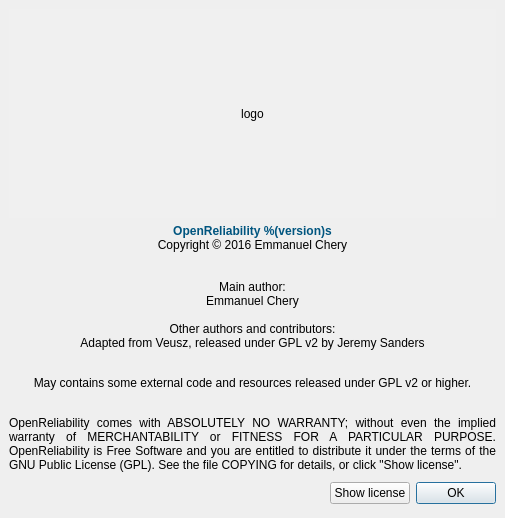
Qt form ui/about.ui (OpenReliability/OpenReliability) before a commit.
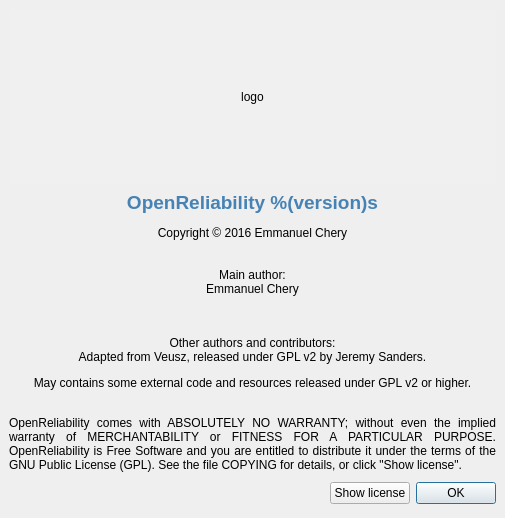
The same form after that commit.

Commit message: Uniformize blue in about box, splash logo and console welcome

Diff of the .ui file:
```diff
--- a/ui/about.ui
+++ b/ui/about.ui
@@ -76,7 +76,7 @@
    <item>
     <widget class="QLabel" name="copyrightlabel">
      <property name="text">
-      <string>&lt;html&gt;&lt;head/&gt;&lt;body&gt;&lt;p&gt;&lt;span style=&quot; font-weight:600; color:#00557f;&quot;&gt;OpenReliability %(version)s&lt;/span&gt;&lt;br/&gt;Copyright © 2016 Emmanuel Chery&lt;br/&gt;&lt;br/&gt;&lt;br/&gt;Main author:&lt;br/&gt;Emmanuel Chery&lt;br/&gt;&lt;br/&gt;Other authors and contributors:&lt;br/&gt;Adapted from Veusz, released under GPL v2 by Jeremy Sanders&lt;/p&gt;&lt;p&gt;&lt;br/&gt;May contains some external code and resources released under GPL v2 or higher.&lt;/p&gt;&lt;p align=&quot;justify&quot;&gt;&lt;br/&gt;OpenReliability comes with ABSOLUTELY NO WARRANTY; without even the implied warranty of MERCHANTABILITY or FITNESS FOR A PARTICULAR PURPOSE. OpenReliability is Free Software and you are entitled to distribute it under the terms of the GNU Public License (GPL). See the file COPYING for details, or click &amp;quot;Show license&amp;quot;. &lt;/p&gt;&lt;/body&gt;&lt;/html&gt;</string>
+      <string>&lt;html&gt;&lt;head/&gt;&lt;body&gt;&lt;p&gt;&lt;span style=&quot; font-size:14pt; font-weight:600; color:#4682b4;&quot;&gt;OpenReliability %(version)s&lt;/span&gt;&lt;/p&gt;&lt;p&gt;Copyright © 2016 Emmanuel Chery&lt;br/&gt;&lt;br/&gt;&lt;br/&gt;Main author:&lt;br/&gt;Emmanuel Chery&lt;/p&gt;&lt;p&gt;&lt;br/&gt;&lt;br/&gt;Other authors and contributors:&lt;br/&gt;Adapted from Veusz, released under GPL v2 by Jeremy Sanders.&lt;/p&gt;&lt;p&gt;May contains some external code and resources released under GPL v2 or higher.&lt;/p&gt;&lt;p align=&quot;justify&quot;&gt;&lt;br/&gt;OpenReliability comes with ABSOLUTELY NO WARRANTY; without even the implied warranty of MERCHANTABILITY or FITNESS FOR A PARTICULAR PURPOSE. OpenReliability is Free Software and you are entitled to distribute it under the terms of the GNU Public License (GPL). See the file COPYING for details, or click &amp;quot;Show license&amp;quot;. &lt;/p&gt;&lt;/body&gt;&lt;/html&gt;</string>
      </property>
      <property name="alignment">
       <set>Qt::AlignCenter</set>
```
The commit also changes 2 other files.
